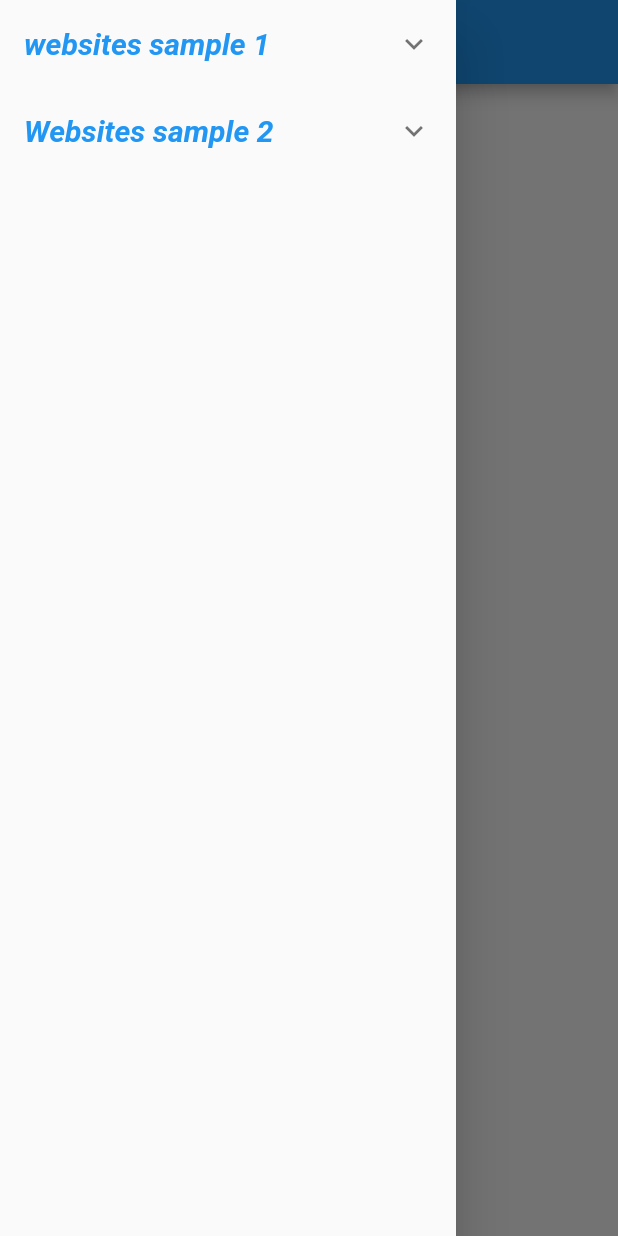
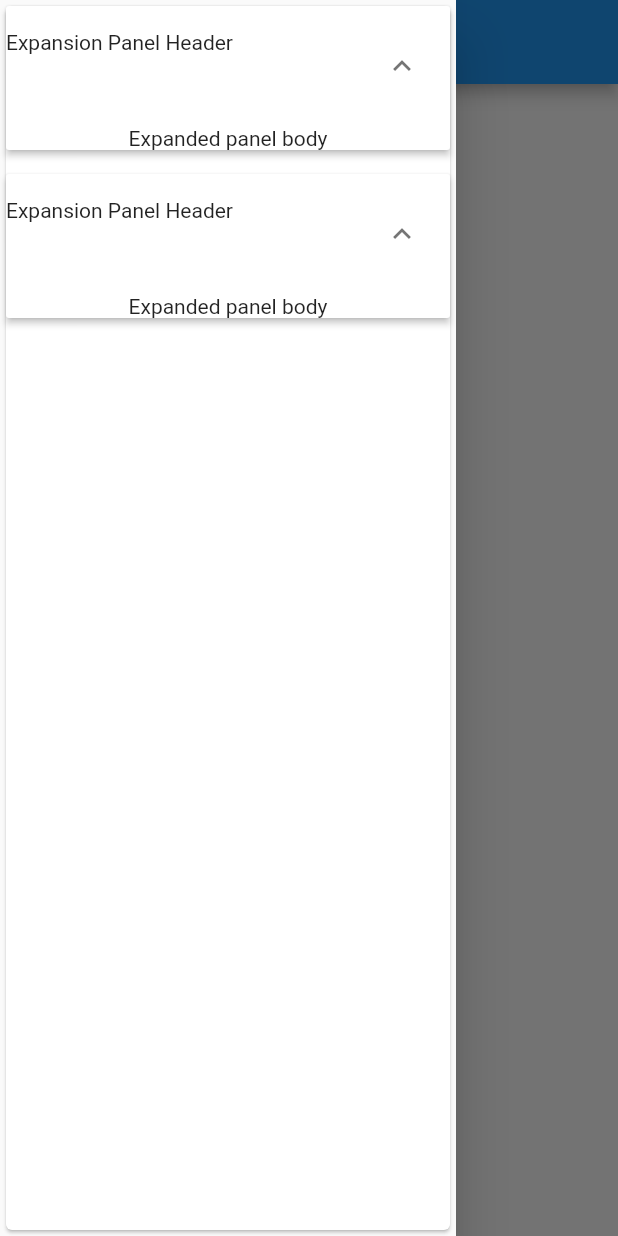
Before and after one commit to webguru071/HMS-flutter-full, a Flutter app: the ExpansionTileTest screen opened directly, with the side drawer open, on a phone screen of 412 x 824 dp. Run offline on Flutter 3.47's test engine with Material 2 defaults, Android fonts, the phone set to English and light mode, and no system bars; our stand-ins replace charts_flutter, curved_navigation_bar, fl_chart, simple_animations, webview_flutter.

Commit message:
2020/Mar/18

```diff
--- a/lib/MainScreen/Dashboard/ExpansionTIleTests.dart
+++ b/lib/MainScreen/Dashboard/ExpansionTIleTests.dart
@@ -2,104 +2,96 @@ import 'package:flutter/material.dart';
 import 'package:flutterhms/SplashScreen/Typo.dart';
 import 'package:webview_flutter/webview_flutter.dart';
 
-
 class ExpansionTileTest extends StatefulWidget {
   @override
-  _MyHomePageScreenState createState() => new _MyHomePageScreenState();
+  _ExpansionTileTestState createState() => _ExpansionTileTestState();
 }
 
-class _MyHomePageScreenState extends State<ExpansionTileTest> {
-  @override
-  Widget build(BuildContext context) {
-    return new Scaffold(
-      appBar: new AppBar(
-        title: new Text("testing"),
-      ),
-      drawer: Drawer(
-        child: ListView.builder(
-          itemCount: policies.length,
-          itemBuilder: (context, i) {
-            return new ExpansionTile(
-              title: new Text(
-                policies[i].title,
-                style: new TextStyle(
-                    fontSize: 20.0,
-                    fontWeight: FontWeight.bold,
-                    fontStyle: FontStyle.italic,
-                    color: Colors.blue),
-              ),
-              children: <Widget>[
-                new Column(
-                  children: _buildExpandableContent(policies[i]),
-                ),
-              ],
-            );
-          },
-        ),
-      ),
-      body: Text('ERROR'),
-    );
-  }
-
-  _buildExpandableContent(Websites policies) {
-    List<Widget> columnContent = [];
-
-    for (String content in policies.contents)
-      columnContent.add(
-        new ListTile(
-            title: new Text(
-              content,
-              style: new TextStyle(fontSize: 18.0, color: Colors.lightBlue),
-            ),
-            onTap: () {
-              _openWebUrl(Websites.endpoints[content], content);
-            }),
-      );
-
-    return columnContent;
-  }
-
-  _openWebUrl(String url, String title) {
-    Navigator.push(
-      context,
-      MaterialPageRoute(
-        builder: (context) => GeneralWebScreen(url: url, item: title),
-      ),
-    );
-  }
-}
-
-class Websites {
-  final String title;
-  List<dynamic> contents = [];
-
-  static final Map<String, dynamic> endpoints = {"git": Box()};
-
-  Websites(this.title, this.contents);
-}
-
-List<Websites> policies = [
-  new Websites('websites sample 1', ['git', 'flutter']),
-  new Websites('Websites sample 2', ['google', 'swift']),
-];
-
-
-class GeneralWebScreen extends StatelessWidget {
-  final String url;
-  final String item;
-
-  GeneralWebScreen({Key key, @required this.url, @required this.item})
-      : super(key: key);
+class _ExpansionTileTestState extends State<ExpansionTileTest> {
+  bool expanded = true;
 
   @override
   Widget build(BuildContext context) {
     return Scaffold(
-        appBar: AppBar(
-          title: Text(item),
+      appBar: AppBar(
+        title: Text('Pushing data'),
+      ),
+      drawer: Drawer(
+        child: Card(
+          child: Column(
+            children: <Widget>[
+              ExpansionPanelList(
+                expansionCallback: (int index, bool status) {
+                  if (status == true) {
+                    showDialog(
+                      context: context,
+                      builder: (BuildContext context) {
+                        return AlertDialog(
+                          title: new Text('Alert Dialog'),
+                          content: new Text('What do you want to do?'),
+                          actions: <Widget>[
+                            FlatButton(
+                              child: Text('Cancel'),
+                              onPressed: () => Navigator.of(context).pop(),
+                            ),
+                            FlatButton(
+                              child: Text(
+                                'Collapse',
+                                style: TextStyle(color: Colors.red),
+                              ),
+                              onPressed: () {
+                                setState(() {
+                                  expanded = false;
+                                });
+                                Navigator.of(context).pop();
+                              },
+                            ),
+                          ],
+                        );
+                      },
+                    );
+                  } else {
+                    setState(() {
+                      expanded = true;
+                    });
+                  }
+                },
+                children: [
+                  ExpansionPanel(
+                    canTapOnHeader: true,
+                    isExpanded: expanded,
+                    headerBuilder: (BuildContext context, bool expanded) {
+                      return Text('Expansion Panel Header');
+                    },
+                    body: Center(
+
+
+                        child: Text('Expanded panel body'),
+
+                    ),
+                  ),
+                  ExpansionPanel(
+                    canTapOnHeader: true,
+                    isExpanded: expanded,
+                    headerBuilder: (BuildContext context, bool expanded) {
+                      return Text('Expansion Panel Header');
+                    },
+                    body: Center(
+
+
+                      child: Text('Expanded panel body'),
+
+                    ),
+                  ),
+                ],
+              ),
+            ],
+          ),
         ),
-        body: WebView(
-          initialUrl: url,
-          javascriptMode: JavascriptMode.unrestricted,
-        ));
+      ),
+      body: Center(
+          child: Text("test"),
+      ),
+      );
   }
 }
```
